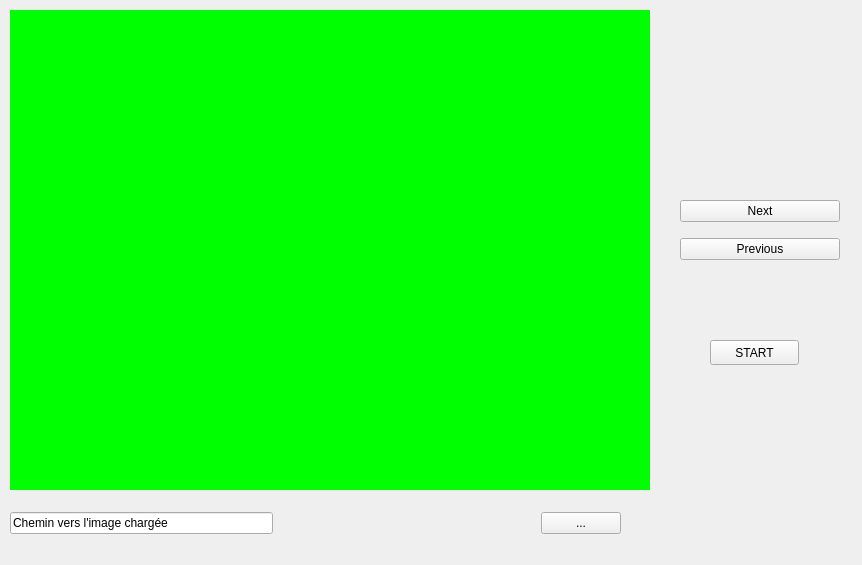
Before: the Qt Designer form QtDesignerComponents/designerDiaporama.ui in Sqaarf/Slideshow-Qt, drawn with Qt 5.
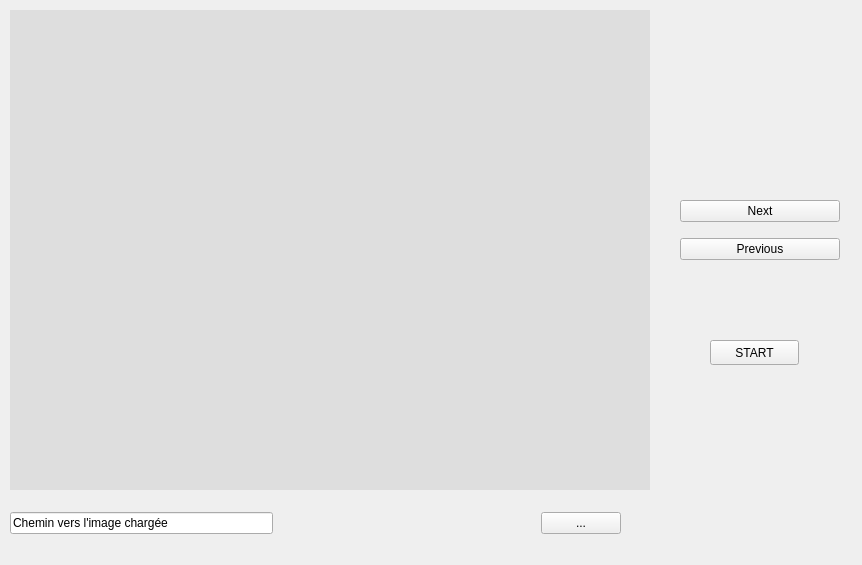
After: the same form once the commit is applied.

Commit message: Changed background color of mLabel

Diff of the .ui file:
```diff
--- a/QtDesignerComponents/designerDiaporama.ui
+++ b/QtDesignerComponents/designerDiaporama.ui
@@ -23,7 +23,7 @@
     </rect>
    </property>
    <property name="styleSheet">
-    <string notr="true">background-color: #00ff00;</string>
+    <string notr="true">background-color: #dedede</string>
    </property>
    <property name="text">
     <string/>
```
The commit also changes 1 other file.
